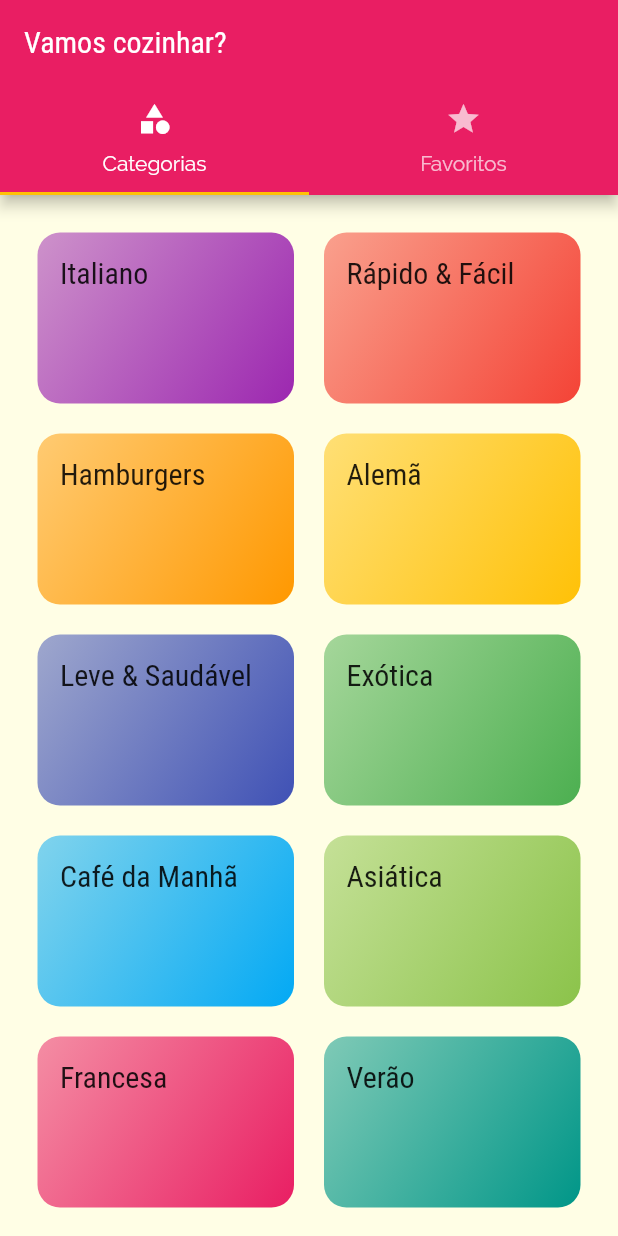
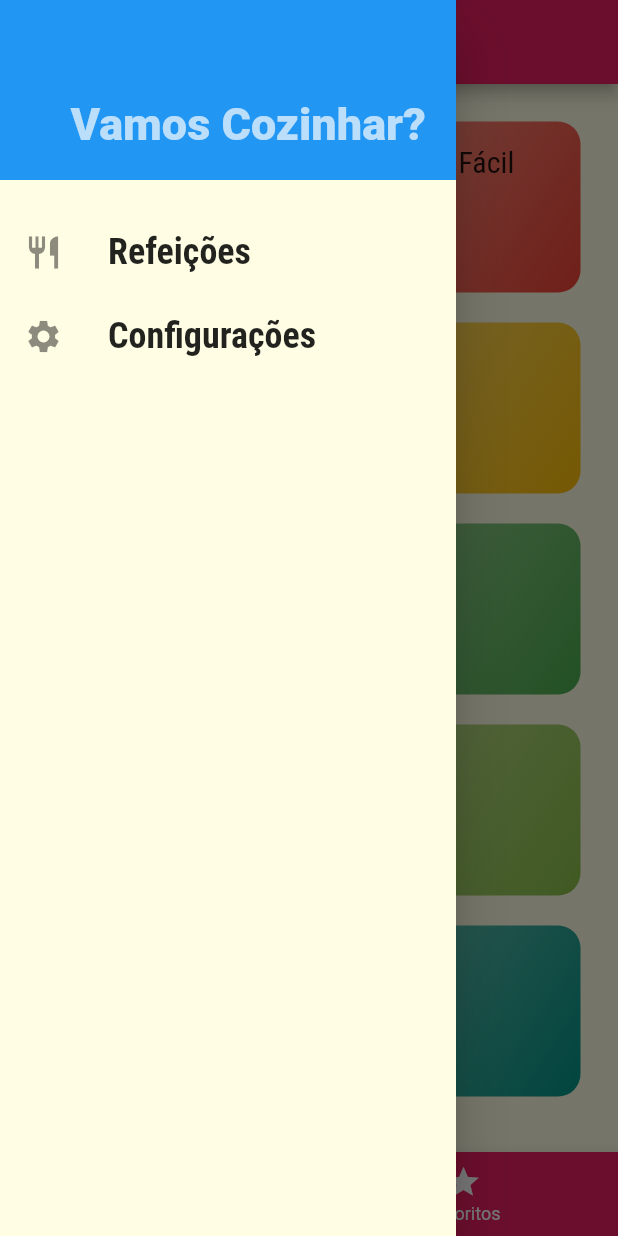
Before and after one commit to mfelicianosousa/meals, a Flutter app: the screen it shows after launch, with the side drawer open (before the commit the screen has no drawer), on a phone screen of 412 x 824 dp. Run offline on Flutter 3.47's test engine with Material 2 defaults, Android fonts, the phone set to English and light mode, and no system bars.

Commit message:
Adicionando Drawer Personalizado

```diff
--- /dev/null
+++ b/lib/components/main_drawer.dart
@@ -0,0 +1,46 @@
+import 'package:flutter/material.dart';
+
+class MainDrawer extends StatelessWidget {
+  Widget _createItem(IconData icon, String label) {
+    return ListTile(
+      leading: Icon(
+        icon,
+        size: 26,
+      ),
+      title: Text(
+        label,
+        style: TextStyle(
+          fontFamily: 'RobotoCondensed',
+          fontSize: 24,
+          fontWeight: FontWeight.bold,
+        ),
+      ),
+      onTap: () {},
+    );
+  }
+
+  @override
+  Widget build(BuildContext context) {
+    return Drawer(
+        child: Column(
+      children: <Widget>[
+        Container(
+          height: 120,
+          width: double.infinity,
+          padding: EdgeInsets.all(20),
+          color: Theme.of(context).primaryColor,
+          alignment: Alignment.bottomRight,
+          child: Text('Vamos Cozinhar?',
+              style: TextStyle(
+                fontWeight: FontWeight.w900,
+                fontSize: 30,
+                color: Theme.of(context).primaryColorLight,
+              )),
+        ),
+        SizedBox(height: 20),
+        _createItem(Icons.restaurant, 'Refeições'),
+        _createItem(Icons.settings, 'Configurações'),
+      ],
+    ));
+  }
+}
--- a/lib/screens/tabs_screen.dart
+++ b/lib/screens/tabs_screen.dart
@@ -1,36 +1,55 @@
 import 'package:flutter/material.dart';
 import 'categories_screen.dart';
 import 'favorite_screen.dart';
+import '../components/main_drawer.dart';
 
+class TabsScreen extends StatefulWidget {
+  const TabsScreen({Key? key}) : super(key: key);
 
-class TabsScreen extends StatelessWidget {
+  @override
+  State<TabsScreen> createState() => _TabsScreenState();
+}
+
+class _TabsScreenState extends State<TabsScreen> {
+  int _selectedScreenIndex = 0;
+
+  final List<Map<String, Object>> _screens = [
+    {'title': 'Lista de Categorias', 'screen': const CategoriesScreen()},
+    {'title': 'Meus Favoritos', 'screen': FavoriteScreen()},
+  ];
+
+  _selectScreen(int index) {
+    setState(() {
+      _selectedScreenIndex = index;
+    });
+  }
+
   @override
   Widget build(BuildContext context) {
-    return DefaultTabController(
-      length: 2,
-      initialIndex: 0,
-      child: Scaffold(
-        appBar: AppBar(
-          title: Text('Vamos cozinhar?'),
-          bottom: TabBar(
-            tabs: const [
-              Tab(
-                icon: Icon(Icons.category),
-                text: 'Categorias',
-              ),
-              Tab(
-                icon: Icon(Icons.star),
-                text: 'Favoritos',
-              ),
-            ],
+    return Scaffold(
+      appBar: AppBar(
+        title: Text(
+          _screens[_selectedScreenIndex]['title'] as String,
+        ),
+      ),
+      drawer: MainDrawer(),
+      body: _screens[_selectedScreenIndex]['screen'] as Widget,
+      bottomNavigationBar: BottomNavigationBar(
+        onTap: _selectScreen,
+        backgroundColor: Theme.of(context).colorScheme.primary,
+        unselectedItemColor: Colors.white,
+        selectedItemColor: Theme.of(context).colorScheme.secondary,
+        currentIndex: _selectedScreenIndex,
+        items: const [
+          BottomNavigationBarItem(
+            icon: Icon(Icons.category),
+            label: 'Categorias',
           ),
-        ),
-        body: TabBarView(
-          children: [
-            CategoriesScreen(),
-            FavoriteScreen(),
-          ],
-        ),
+          BottomNavigationBarItem(
+            icon: Icon(Icons.star),
+            label: 'Favoritos',
+          ),
+        ],
       ),
     );
   }
```
